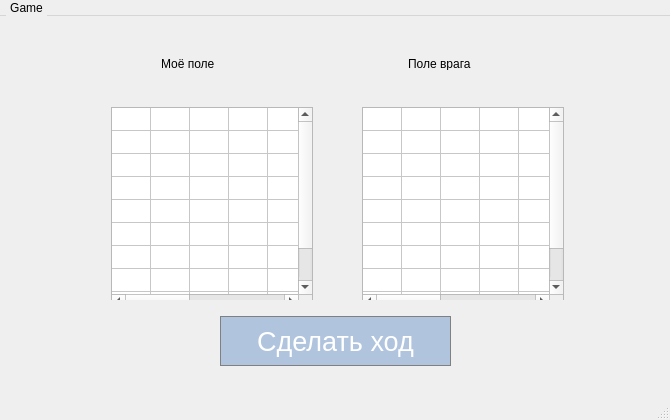
Old version of the form QT_SeaBattle/SeaBattle/mainwindow.ui in the repository asologubova/17209_sologubova.
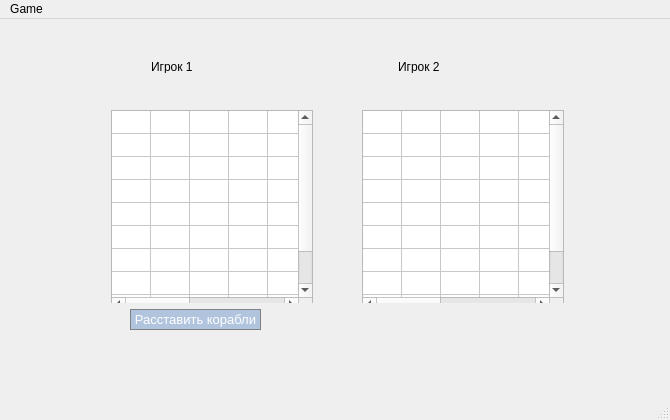
New version of the form.

Diff of the .ui file:
```diff
--- a/QT_SeaBattle/SeaBattle/mainwindow.ui
+++ b/QT_SeaBattle/SeaBattle/mainwindow.ui
@@ -26,51 +26,6 @@
    <string>MainWindow</string>
   </property>
   <widget class="QWidget" name="centralWidget">
-   <widget class="QPushButton" name="pushButton_shoot">
-    <property name="geometry">
-     <rect>
-      <x>220</x>
-      <y>300</y>
-      <width>231</width>
-      <height>50</height>
-     </rect>
-    </property>
-    <property name="minimumSize">
-     <size>
-      <width>0</width>
-      <height>0</height>
-     </size>
-    </property>
-    <property name="maximumSize">
-     <size>
-      <width>500</width>
-      <height>50</height>
-     </size>
-    </property>
-    <property name="font">
-     <font>
-      <pointsize>20</pointsize>
-     </font>
-    </property>
-    <property name="layoutDirection">
-     <enum>Qt::LeftToRight</enum>
-    </property>
-    <property name="styleSheet">
-     <string notr="true">QPushButton {
-  background-color: #B0C4DE;
-  color: white; 
-  border: 1px solid gray;
-}
-
-QPushButton:pressed {
-    background-color: qlineargradient(x1: 0, y1: 0, x2: 0, y2: 1,
-                                      stop: 0 #4A82B4, stop: 1 #B0C4DE);
-}</string>
-    </property>
-    <property name="text">
-     <string>Сделать ход</string>
-    </property>
-   </widget>
    <widget class="QWidget" name="layoutWidget">
     <property name="geometry">
      <rect>
@@ -270,7 +225,7 @@
    <widget class="QWidget" name="layoutWidget">
     <property name="geometry">
      <rect>
-      <x>150</x>
+      <x>140</x>
       <y>30</y>
       <width>389</width>
       <height>35</height>
@@ -287,7 +242,7 @@
 }</string>
        </property>
        <property name="text">
-        <string>Моё поле</string>
+        <string>Игрок 1</string>
        </property>
       </widget>
      </item>
@@ -319,12 +274,57 @@
 font: 75 20pt &quot;MS Shell Dlg 2&quot;;</string>
        </property>
        <property name="text">
-        <string>Поле врага</string>
+        <string>Игрок 2</string>
        </property>
       </widget>
      </item>
     </layout>
    </widget>
+   <widget class="QPushButton" name="pushButton_place_ships">
+    <property name="geometry">
+     <rect>
+      <x>130</x>
+      <y>290</y>
+      <width>131</width>
+      <height>21</height>
+     </rect>
+    </property>
+    <property name="minimumSize">
+     <size>
+      <width>0</width>
+      <height>0</height>
+     </size>
+    </property>
+    <property name="maximumSize">
+     <size>
+      <width>500</width>
+      <height>50</height>
+     </size>
+    </property>
+    <property name="font">
+     <font>
+      <pointsize>10</pointsize>
+     </font>
+    </property>
+    <property name="layoutDirection">
+     <enum>Qt::LeftToRight</enum>
+    </property>
+    <property name="styleSheet">
+     <string notr="true">QPushButton {
+  background-color: #B0C4DE;
+  color: white; 
+  border: 1px solid gray;
+}
+
+QPushButton:pressed {
+    background-color: qlineargradient(x1: 0, y1: 0, x2: 0, y2: 1,
+                                      stop: 0 #4A82B4, stop: 1 #B0C4DE);
+}</string>
+    </property>
+    <property name="text">
+     <string>Расставить корабли</string>
+    </property>
+   </widget>
   </widget>
   <widget class="QStatusBar" name="statusBar"/>
   <widget class="QMenuBar" name="menuBar">
@@ -333,29 +333,11 @@
      <x>0</x>
      <y>0</y>
      <width>670</width>
-     <height>18</height>
+     <height>21</height>
     </rect>
    </property>
    <property name="styleSheet">
-    <string notr="true"> QMenuBar {
-     background-color: qlineargradient(x1:0, y1:0, x2:0, y2:1,
-                                       stop:0 lightgray, stop:1 darkgray);
- }
-
- QMenuBar::item {
-     spacing: 3px; /* spacing between menu bar items */
-     padding: 1px 4px;
-     background: transparent;
-     border-radius: 4px;
- }
-
- QMenuBar::item:selected { /* when selected using mouse or keyboard */
-     background: #a8a8a8;
- }
-
- QMenuBar::item:pressed {
-     background: #888888;
- }</string>
+    <string notr="true"/>
    </property>
    <widget class="QMenu" name="menuGame">
     <property name="title">
```
